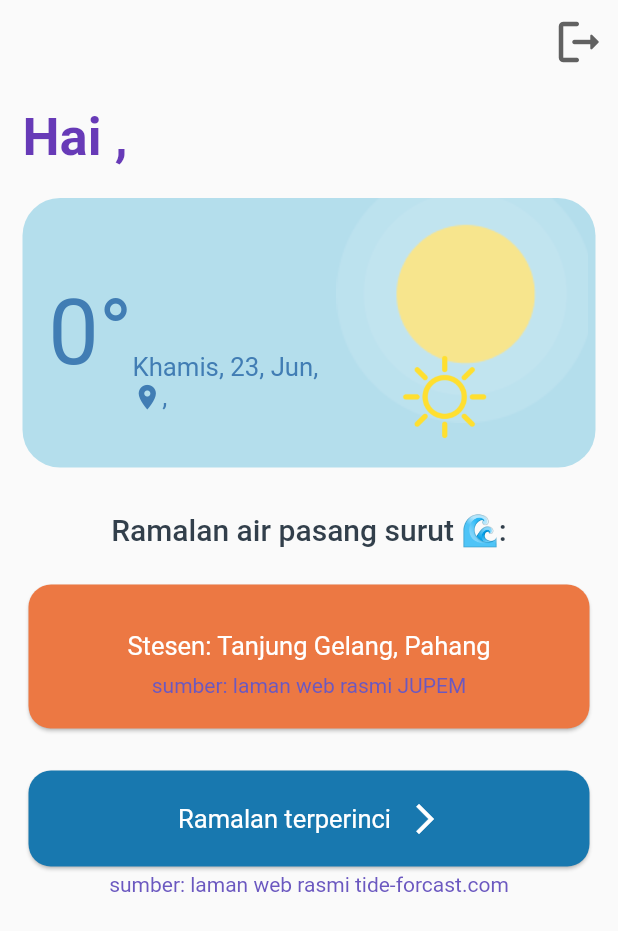
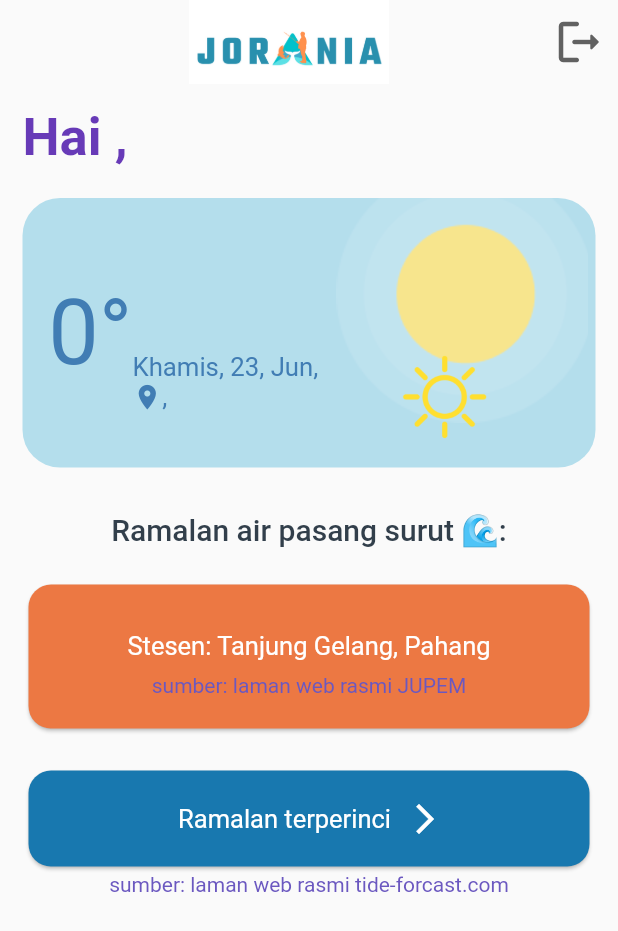
Before and after one commit to ShahRaziq/Jorania-App, a Flutter app: the HomePage screen opened directly, on a phone screen of 412 x 824 dp. Shown: the top 931 px of the screen. Run offline on Flutter 3.47's test engine with Material 2 defaults, Android fonts, the phone set to English and light mode, and no system bars; our stand-ins replace bottom_navy_bar, carousel_slider, cloud_firestore, connectivity_plus, email_validator, firebase_auth and 10 more; missing offline and left inert: map_launcher; accounts and stored records are empty; network calls fail.

Commit message:
update ui

```diff
--- a/lib/screen/homepage.dart
+++ b/lib/screen/homepage.dart
@@ -66,10 +66,12 @@
         appBar: AppBar(
           centerTitle: true,
           iconTheme: const IconThemeData(color: Colors.transparent),
-          title: const Text(
-            "",
-            style: TextStyle(fontSize: 30, color: Colors.transparent),
-          ),
+          title: Row(mainAxisAlignment: MainAxisAlignment.center, children: [
+            SizedBox(
+              width: 30.w,
+            ),
+            Image.asset('asset/heading.png', height: 80.h)
+          ]),
           automaticallyImplyLeading: false,
           backgroundColor: Colors.transparent,
           elevation: 0,
--- a/lib/screen/list_service.dart
+++ b/lib/screen/list_service.dart
@@ -53,7 +53,7 @@
           title: Row(
             mainAxisAlignment: MainAxisAlignment.center,
             children: [
-              const Text('Senarai Servis'),
+              const Text('          Senarai Servis'),
               Icon(
                 Icons.store,
                 size: 30.sp,
--- a/lib/screen/place.dart
+++ b/lib/screen/place.dart
@@ -70,7 +70,10 @@
 
               // color: Color.fromARGB(255, 163, 130, 130),
               child: CarouselSlider(
-                options: CarouselOptions(height: 250.0),
+                options: CarouselOptions(
+                    enlargeCenterPage: true,
+                    enlargeStrategy: CenterPageEnlargeStrategy.height,
+                    height: 250.0),
                 items: picUrl!.map((i) {
                   return Builder(
                     builder: (BuildContext context) {
```
Also changed, not shown: lib/screen/favorite.dart (+8 -1 lines), lib/screen/service.dart (+8 -7 lines), asset/heading.png (added).
